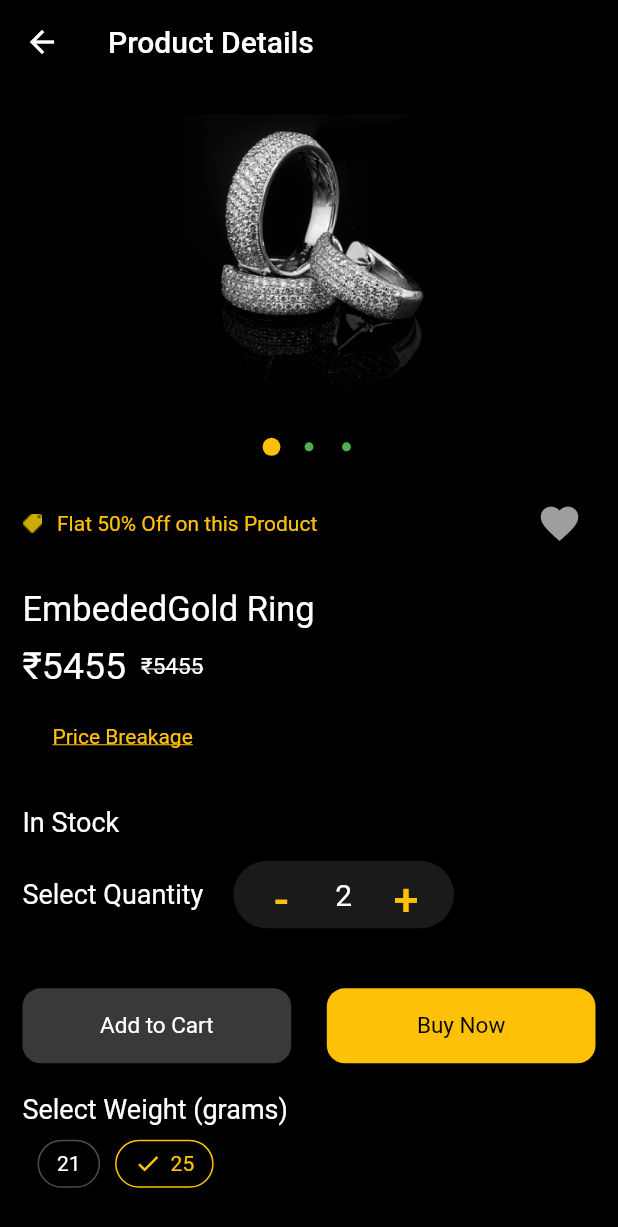
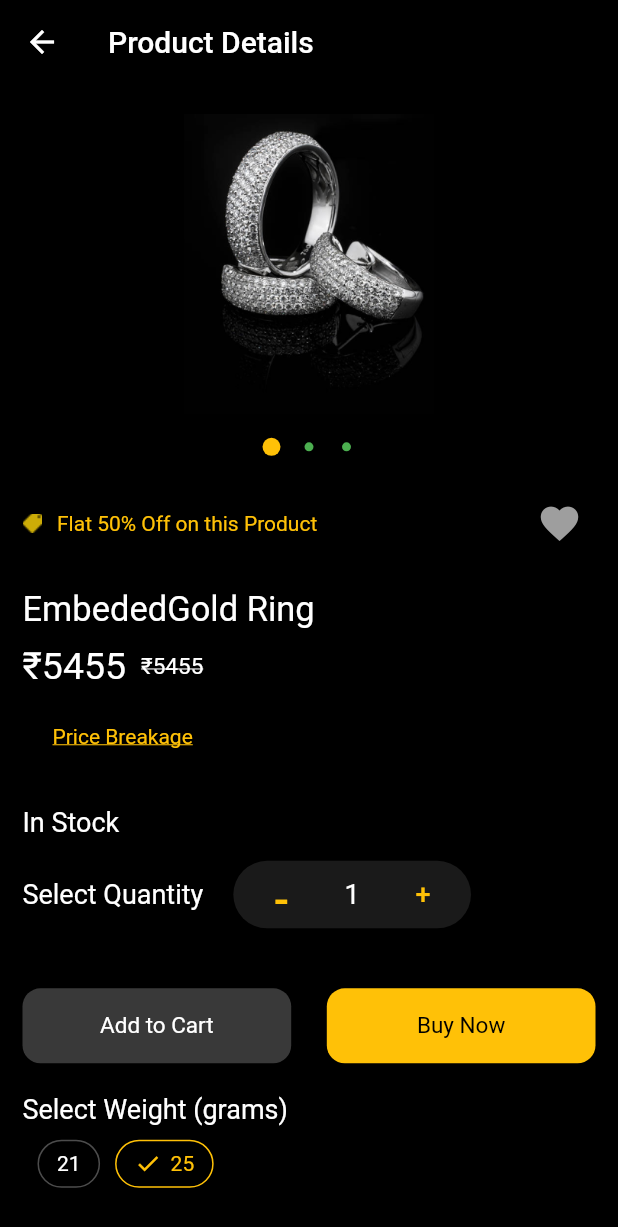
Before and after one commit to tusharhow/sandeep-jewelry-app, a Flutter app: the ProductDetailView screen opened directly, after a tap on an icon or button, on a phone screen of 412 x 824 dp. Shown: the top 1227 px of the screen. Run offline on Flutter 3.47's test engine with Material 2 defaults, Android fonts, the phone set to English and light mode, and no system bars; drawn by our look-alikes of carousel_pro, chips_choice, getwidget; our stand-ins replace flutter_holo_date_picker, flutter_rating_bar, get, google_fonts, pin_code_fields, shared_preferences; missing offline and left inert: animation_wrappers; accounts and stored records are empty.

Commit message:
Features added

```diff
--- a/lib/components/radio_buttons.dart
+++ b/lib/components/radio_buttons.dart
@@ -15,7 +15,7 @@ class MyApp extends StatefulWidget {
 }
 
 class _MyState extends State<MyApp> {
-  bool _value = false;
+
   int val = -1;
   @override
   Widget build(BuildContext context) {
--- a/lib/components/textformfield.dart
+++ b/lib/components/textformfield.dart
@@ -21,16 +21,16 @@ class FormFieldComponent extends StatelessWidget {
             borderRadius: BorderRadius.circular(12),
           ),
           filled: true,
-          fillColor: Color(0xff272727),
+          fillColor: const Color(0xff272727),
           hintText: hintText,
           prefixIcon: Image(
             color: Colors.white,
             image: AssetImage(icon),
           ),
-          hintStyle: TextStyle(
+          hintStyle: const TextStyle(
             color: Colors.white,
           )),
-      style: TextStyle(
+      style: const TextStyle(
         color: Colors.white,
       ),
     );
--- a/lib/components/todays_deals_card.dart
+++ b/lib/components/todays_deals_card.dart
@@ -24,7 +24,7 @@ class TodaysDealsCard extends StatelessWidget {
   Widget build(BuildContext context) {
     return InkWell(
       onTap: () {
-        push(context: context, widget: ProductDetailView());
+        push(context: context, widget: const ProductDetailView());
       },
       child: Container(
         height: 190,
--- /dev/null
+++ b/lib/controllers/cart_cotroller.dart
@@ -0,0 +1,18 @@
+import 'package:get/get.dart';
+
+class CartCotroller extends GetxController {
+  int counter = 0;
+  void increments() {
+    counter++;
+    update();
+  }
+
+  void decrements() {
+    if (counter == 0) {
+      counter = 1;
+    } else {
+      counter--;
+      update();
+    }
+  }
+}
--- a/lib/screens/auth/signup.dart
+++ b/lib/screens/auth/signup.dart
@@ -225,7 +225,7 @@ class _SignUpState extends State<SignUp> {
                                 context,
                                 push(
                                     context: context,
-                                    widget: VerifyOtpInputScreen()),
+                                    widget: const VerifyOtpInputScreen()),
                                 (route) => false)
                             : showModalBottomSheet(
                                 context: context,
--- a/lib/screens/auth/verify_otp_input_screen.dart
+++ b/lib/screens/auth/verify_otp_input_screen.dart
@@ -1,6 +1,5 @@
 import 'dart:async';
 import 'package:flutter/material.dart';
-import 'package:get/get.dart';
 import 'package:pin_code_fields/pin_code_fields.dart';
 import 'package:sandeep_jwelery/components/navigate.dart';
 import 'package:sandeep_jwelery/components/re_usable_buttons/primary_button.dart';
--- a/lib/screens/navigation_screens/profile_navigation.dart
+++ b/lib/screens/navigation_screens/profile_navigation.dart
@@ -65,7 +65,7 @@ class _ProfileNavigationState extends State<ProfileNavigation> {
                           Column(
                             children: [
                               const SizedBox(
-                                height: 35,
+                                height: 30,
                               ),
                               const Text(
                                 'Hello',
@@ -79,7 +79,7 @@ class _ProfileNavigationState extends State<ProfileNavigation> {
                               Text(
                                 _username.toString(),
                                 textAlign: TextAlign.justify,
-                                style: TextStyle(
+                                style: const TextStyle(
                                     color: Colors.white, fontSize: 18),
                               ),
                             ],
--- a/lib/screens/product_details.dart
+++ b/lib/screens/product_details.dart
@@ -2,11 +2,15 @@ import 'package:carousel_pro/carousel_pro.dart';
 import 'package:chips_choice/chips_choice.dart';
 import 'package:flutter/cupertino.dart';
 import 'package:flutter/material.dart';
+import 'package:get/get.dart';
 import 'package:getwidget/components/accordion/gf_accordion.dart';
 import 'package:sandeep_jwelery/components/about_this_product.dart';
 import 'package:sandeep_jwelery/components/re_usable_buttons/mini_button.dart';
 import 'package:sandeep_jwelery/components/similar_products_grid.dart';
 import 'package:sandeep_jwelery/components/user_review.dart';
+import 'package:sandeep_jwelery/controllers/cart_cotroller.dart';
+
+final cartCotroller = Get.put(CartCotroller());
 
 class ProductDetailView extends StatefulWidget {
   const ProductDetailView({Key? key}) : super(key: key);
@@ -159,7 +163,7 @@ class _ProductDetailViewState extends State<ProductDetailView> {
                   contentBackgroundColor: Colors.transparent,
                   collapsedTitleBackgroundColor: Colors.transparent,
                   title: 'Price Breakage',
-                  textStyle: TextStyle(
+                  textStyle: const TextStyle(
                     fontSize: 14,
                     color: Colors.amber,
                     decoration: TextDecoration.underline,
@@ -171,7 +175,7 @@ class _ProductDetailViewState extends State<ProductDetailView> {
                       children: [
                         Row(
                           mainAxisAlignment: MainAxisAlignment.spaceBetween,
-                          children: [
+                          children: const [
                             Text(
                               'Gold',
                               style: TextStyle(
@@ -260,7 +264,7 @@ class _ProductDetailViewState extends State<ProductDetailView> {
                   ),
                   Container(
                     height: 45,
-                    width: MediaQuery.of(context).size.width / 2.80,
+                    width: MediaQuery.of(context).size.width / 2.60,
                     decoration: BoxDecoration(
                         color: Colors.white10,
                         borderRadius: BorderRadius.circular(30)),
@@ -268,24 +272,42 @@ class _ProductDetailViewState extends State<ProductDetailView> {
                       mainAxisAlignment: MainAxisAlignment.spaceBetween,
                       // crossAxisAlignment: CrossAxisAlignment.center,
                       children: [
-                        TextButton(
-                            onPressed: () {},
-                            child: const Text(
-                              '-',
-                              style:
-                                  TextStyle(fontSize: 30, color: Colors.amber),
-                            )),
-                        const Text(
-                          '2',
-                          style: TextStyle(fontSize: 20, color: Colors.white),
-                        ),
-                        TextButton(
-                            onPressed: () {},
-                            child: const Text(
-                              '+',
-                              style:
-                                  TextStyle(fontSize: 30, color: Colors.amber),
-                            )),
+                        GetBuilder<CartCotroller>(
+                            init: CartCotroller(),
+                            builder: (_) {
+                              return TextButton(
+                                  onPressed: () {
+                                    _.decrements();
+                                  },
+                                  child: const Text(
+                                    '-',
+                                    style: TextStyle(
+                                        fontSize: 30, color: Colors.amber),
+                                  ));
+                            }),
+                        GetBuilder<CartCotroller>(
+                            init: CartCotroller(),
+                            builder: (_) {
+                              return Text(
+                                '${_.counter}',
+                                style: const TextStyle(
+                                    fontSize: 18, color: Colors.white),
+                              );
+                            }),
+                        GetBuilder<CartCotroller>(
+                            init: CartCotroller(),
+                            builder: (_) {
+                              return TextButton(
+                                onPressed: () {
+                                  _.increments();
+                                },
+                                child: const Text(
+                                  '+',
+                                  style: TextStyle(
+                                      fontSize: 18, color: Colors.amber),
+                                ),
+                              );
+                            }),
                       ],
                     ),
                   ),
--- a/lib/screens/sidebar_components_screen/about_us.dart
+++ b/lib/screens/sidebar_components_screen/about_us.dart
@@ -19,7 +19,7 @@ class AboutUs extends StatelessWidget {
       body: Padding(
         padding: const EdgeInsets.symmetric(horizontal: 15),
         child: Column(
-          children: [
+          children: const[
             SizedBox(
               height: 30,
             ),
--- a/lib/screens/sidebar_components_screen/privacy.dart
+++ b/lib/screens/sidebar_components_screen/privacy.dart
@@ -19,7 +19,7 @@ class PrivacyPage extends StatelessWidget {
       body: Padding(
         padding: const EdgeInsets.symmetric(horizontal: 15),
         child: Column(
-          children: [
+          children: const [
             SizedBox(
               height: 30,
             ),
--- a/lib/screens/sidebar_components_screen/terms_of_use.dart
+++ b/lib/screens/sidebar_components_screen/terms_of_use.dart
@@ -2,6 +2,8 @@ import 'package:flutter/material.dart';
 import 'package:google_fonts/google_fonts.dart';
 
 class TermsOfUse extends StatefulWidget {
+  const TermsOfUse({Key? key}) : super(key: key);
+
   @override
   _TermsState createState() => _TermsState();
 }
--- a/lib/screens/splash/onboard.dart
+++ b/lib/screens/splash/onboard.dart
@@ -1,4 +1,3 @@
-// ignore_for_file: unrelated_type_equality_checks
 
 import 'package:carousel_pro/carousel_pro.dart';
 import 'package:flutter/material.dart';
--- a/lib/screens/track_order.dart
+++ b/lib/screens/track_order.dart
@@ -1,4 +1,3 @@
-import 'package:flutter/material.dart';
 import 'package:flutter/material.dart';
 import 'package:google_fonts/google_fonts.dart';
 
```
Also changed, not shown: lib/screens/appbar_screens/cart.dart (added, +42 -0 lines), lib/screens/appbar_screens/favourite_list_screen.dart (+14 -5 lines), lib/screens/homepage_main.dart (+4 -7 lines), lib/screens/navigation_screens/collection_navigation.dart (+4 -9 lines), lib/screens/profile_edit.dart (+10 -3 lines).
